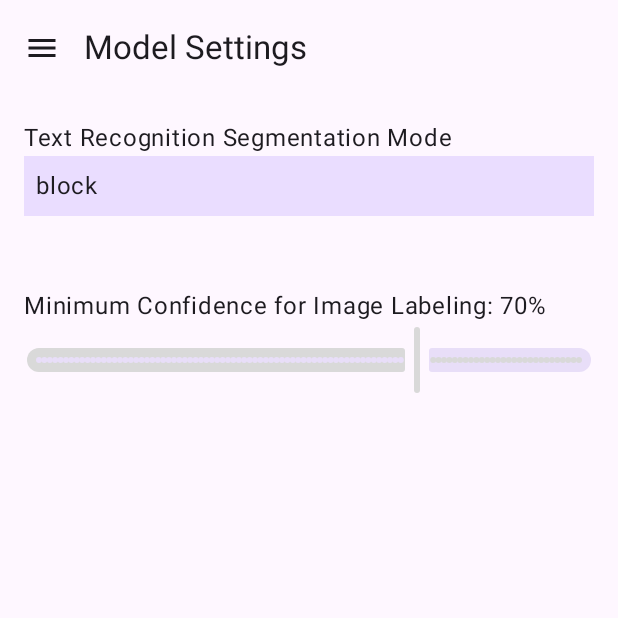
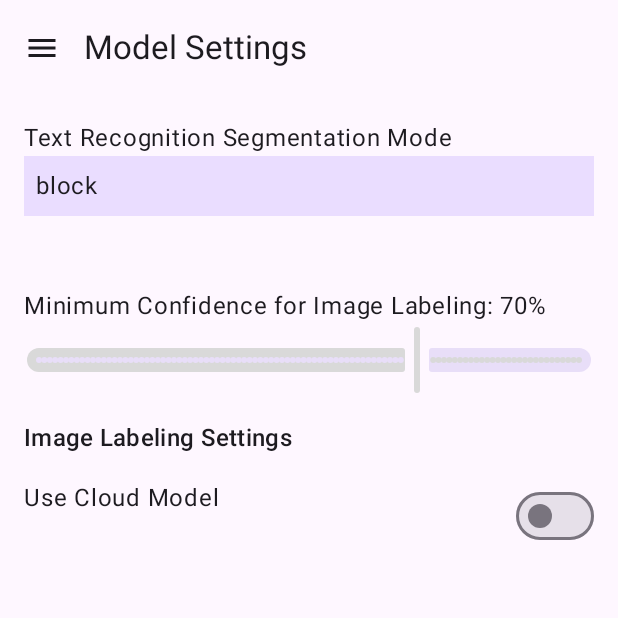
Before and after one commit to trongquochuydinh/Bakalarka, an Android app built with Jetpack Compose: the ModelSettingsScreen screen opened through its navigation route, on a phone screen of 412 x 824 dp, the top half of it. Run offline under Robolectric (Android 15) with nearby library versions, the phone set to English and light mode, and no system bars; libraries missing offline, so code that uses them is left out: androidx.camera.core, androidx.camera.lifecycle, androidx.camera.view, com.google.mlkit.vision; 2 statements that could not run were skipped.

Commit message:
Cloud image labeling

```diff
--- a/testing/app/src/main/AndroidManifest.xml
+++ b/testing/app/src/main/AndroidManifest.xml
@@ -6,6 +6,7 @@
         android:name="android.hardware.camera"
         android:required="false" />
     <uses-permission android:name="android.permission.CAMERA" />
+    <uses-permission android:name="android.permission.INTERNET" />
 
     <application
         android:allowBackup="true"
--- a/testing/app/src/main/java/com/example/testing/MainActivity.kt
+++ b/testing/app/src/main/java/com/example/testing/MainActivity.kt
@@ -62,7 +62,7 @@ class MainActivity : ComponentActivity() {
                         composable("results/{detectedLabels}/{imageUri}") { backStackEntry ->
                             val labelsString = backStackEntry.arguments?.getString("detectedLabels") ?: ""
                             val imageUri = backStackEntry.arguments?.getString("imageUri") ?: ""
-                            val labels = if (labelsString.isNotEmpty()) labelsString.split("|") else emptyList()
+                            val labels = if (labelsString == "none") emptyList() else labelsString.split("|")
                             ImageLabelingResultScreen(navController, imageUri, labels)
                         }
                         composable("object_detection_results/{detectedResults}/{imageUri}") { backStackEntry ->
--- a/testing/app/src/main/java/com/example/testing/ml/configs/ImageLabelingConfig.kt
+++ b/testing/app/src/main/java/com/example/testing/ml/configs/ImageLabelingConfig.kt
@@ -2,5 +2,6 @@
 package com.example.testing.ml.configs
 
 object ImageLabelingConfig {
+    var useCloudModel: Boolean = false
     var minConfidencePercentage: Int = 70
 }
--- a/testing/app/src/main/java/com/example/testing/ui/camera/CameraScreen.kt
+++ b/testing/app/src/main/java/com/example/testing/ui/camera/CameraScreen.kt
@@ -82,9 +82,12 @@ fun CameraScreen(
                                             "Text Recognition" -> MLKitManager.ProcessorType.TEXT_RECOGNITION
                                             else -> MLKitManager.ProcessorType.IMAGE_LABELING
                                         }
+
                                         mlKitManager.processImage(context, it, processorType) { results ->
-                                            val encodedResults = Uri.encode(results.joinToString("|"))
+                                            val resultText = if (results.isEmpty()) "none" else results.joinToString("|")
+                                            val encodedResults = Uri.encode(resultText)
                                             val encodedUri = Uri.encode(it.toString())
+
                                             when (selectedModel) {
                                                 "Object Detection" -> navController.navigate("object_detection_results/$encodedResults/$encodedUri")
                                                 "Text Recognition" -> navController.navigate("text_recognition_results/$encodedResults/$encodedUri")
--- a/testing/app/src/main/java/com/example/testing/ui/settings/ModelSettingsScreen.kt
+++ b/testing/app/src/main/java/com/example/testing/ui/settings/ModelSettingsScreen.kt
@@ -18,6 +18,7 @@ fun ModelSettingsScreen(navController: androidx.navigation.NavController) {
     var mode by remember { mutableStateOf(TextRecognitionConfig.segmentationMode) }
     var highlightWord by remember { mutableStateOf(TextRecognitionConfig.highlightWord ?: "") }
     var highlightSymbol by remember { mutableStateOf(TextRecognitionConfig.highlightSymbol?.toString() ?: "") }
+    var useCloudModel by remember { mutableStateOf(ImageLabelingConfig.useCloudModel) }
 
     Scaffold(
         topBar = { TopBarWithMenu(navController, title = "Model Settings") },
@@ -94,6 +95,26 @@ fun ModelSettingsScreen(navController: androidx.navigation.NavController) {
                 steps = 99, // each step represents 1%
                 modifier = Modifier.fillMaxWidth()
             )
+
+            Spacer(modifier = Modifier.height(16.dp))
+            Text("Image Labeling Settings", style = MaterialTheme.typography.titleMedium)
+            Spacer(modifier = Modifier.height(8.dp))
+            Row(
+                modifier = Modifier
+                    .fillMaxWidth()
+                    .padding(vertical = 8.dp),
+                horizontalArrangement = Arrangement.SpaceBetween
+            ) {
+                Text("Use Cloud Model")
+                Switch(
+                    checked = useCloudModel,
+                    onCheckedChange = {
+                        useCloudModel = it
+                        ImageLabelingConfig.useCloudModel = it
+                    }
+                )
+            }
+
         }
     }
 }
--- a/testing/build.gradle.kts
+++ b/testing/build.gradle.kts
@@ -4,4 +4,5 @@ plugins {
     alias(libs.plugins.kotlin.android) apply false
     alias(libs.plugins.kotlin.compose) apply false
     id("com.google.gms.google-services") version "4.4.2" apply false
+    kotlin("plugin.serialization") version "1.9.10" apply false
 }
```
Also changed, not shown: testing/app/build.gradle.kts (+17 -13 lines), testing/app/src/main/java/com/example/testing/ml/processors/ImageLabelingProcessor.kt (+103 -1 lines), 1 other file.
